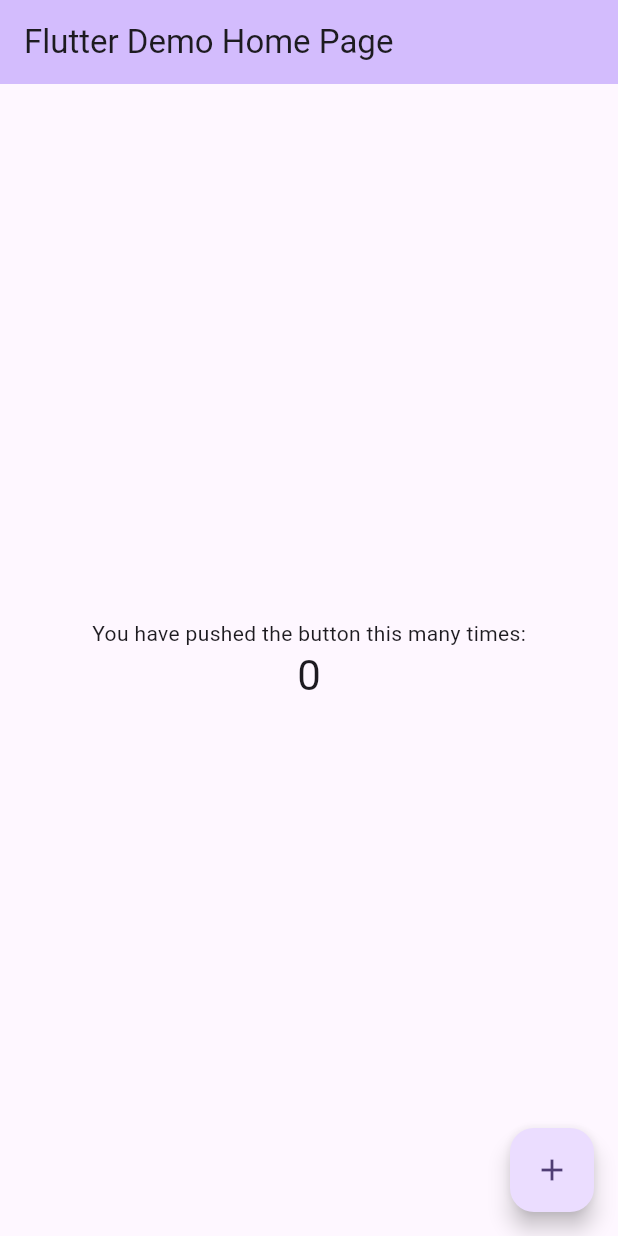
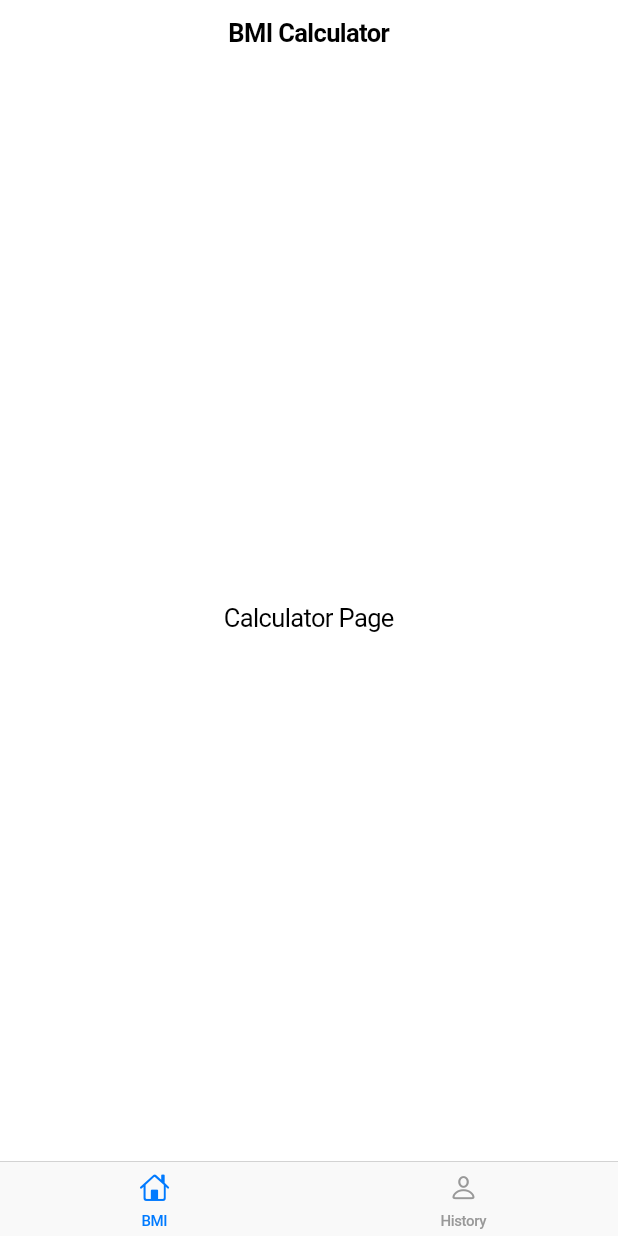
Before and after one commit to KhalilDev12/bmi_calculator, a Flutter app: the screen it shows after launch, on a phone screen of 412 x 824 dp. Run offline on Flutter 3.47's test engine with Material 2 defaults, Android fonts, the phone set to English and light mode, and no system bars.

Commit message:
Start creating UI for the App

```diff
--- /dev/null
+++ b/lib/Pages/bmiPage.dart
@@ -0,0 +1,32 @@
+import 'package:flutter/cupertino.dart';
+import 'package:flutter/material.dart';
+
+class BmiPage extends StatefulWidget {
+  BmiPage({Key? key}) : super(key: key);
+
+  @override
+  _BmiPageState createState() {
+    return _BmiPageState();
+  }
+}
+
+class _BmiPageState extends State<BmiPage> {
+  @override
+  void initState() {
+    super.initState();
+  }
+
+  @override
+  void dispose() {
+    super.dispose();
+  }
+
+  @override
+  Widget build(BuildContext context) {
+    return CupertinoPageScaffold(
+      child: Center(
+        child: Text("Calculator Page"),
+      ),
+    );
+  }
+}
--- /dev/null
+++ b/lib/Pages/historyPage.dart
@@ -0,0 +1,32 @@
+import 'package:flutter/cupertino.dart';
+import 'package:flutter/material.dart';
+
+class HistoryPage extends StatefulWidget {
+  HistoryPage({Key? key}) : super(key: key);
+
+  @override
+  _HistoryPageState createState() {
+    return _HistoryPageState();
+  }
+}
+
+class _HistoryPageState extends State<HistoryPage> {
+  @override
+  void initState() {
+    super.initState();
+  }
+
+  @override
+  void dispose() {
+    super.dispose();
+  }
+
+  @override
+  Widget build(BuildContext context) {
+    return CupertinoPageScaffold(
+      child: Center(
+        child: Text("History Page"),
+      ),
+    );
+  }
+}
--- /dev/null
+++ b/lib/Pages/mainPage.dart
@@ -0,0 +1,62 @@
+import 'package:flutter/cupertino.dart';
+import 'package:flutter/material.dart';
+
+import 'bmiPage.dart';
+import 'historyPage.dart';
+
+class MainPage extends StatefulWidget {
+  MainPage({Key? key}) : super(key: key);
+
+  @override
+  _MainPageState createState() {
+    return _MainPageState();
+  }
+}
+
+class _MainPageState extends State<MainPage> {
+  final List<Widget> pages = [
+    BmiPage(),
+    HistoryPage(),
+  ];
+
+  @override
+  void initState() {
+    super.initState();
+  }
+
+  @override
+  void dispose() {
+    super.dispose();
+  }
+
+  @override
+  Widget build(BuildContext context) {
+    return CupertinoPageScaffold(
+      resizeToAvoidBottomInset: false,
+      navigationBar: const CupertinoNavigationBar(
+        middle: Text("BMI Calculator"),
+        backgroundColor: Colors.white24,
+      ),
+      child: CupertinoTabScaffold(
+        tabBar: CupertinoTabBar(
+          iconSize: 20,
+          items: const [
+            BottomNavigationBarItem(
+              icon: Icon(CupertinoIcons.home),
+              label: "BMI",
+            ),
+            BottomNavigationBarItem(
+              icon: Icon(CupertinoIcons.person),
+              label: "History",
+            ),
+          ],
+        ),
+        tabBuilder: (context, index) {
+          return CupertinoTabView(
+            builder: (context) => pages[index],
+          );
+        },
+      ),
+    );
+  }
+}
--- a/lib/main.dart
+++ b/lib/main.dart
@@ -1,4 +1,7 @@
-import 'package:flutter/material.dart';
+import 'package:flutter/cupertino.dart';
+
+// Pages
+import 'package:bmi_calculator/Pages/mainPage.dart';
 
 void main() {
   runApp(const MyApp());
@@ -10,116 +13,13 @@ class MyApp extends StatelessWidget {
   // This widget is the root of your application.
   @override
   Widget build(BuildContext context) {
-    return MaterialApp(
-      title: 'Flutter Demo',
-      theme: ThemeData(
-        // This is the theme of your application.
-        //
-        // TRY THIS: Try running your application with "flutter run". You'll see
-        // the application has a blue toolbar. Then, without quitting the app,
-        // try changing the seedColor in the colorScheme below to Colors.green
-        // and then invoke "hot reload" (save your changes or press the "hot
-        // reload" button in a Flutter-supported IDE, or press "r" if you used
-        // the command line to start the app).
-        //
-        // Notice that the counter didn't reset back to zero; the application
-        // state is not lost during the reload. To reset the state, use hot
-        // restart instead.
-        //
-        // This works for code too, not just values: Most code changes can be
-        // tested with just a hot reload.
-        colorScheme: ColorScheme.fromSeed(seedColor: Colors.deepPurple),
-        useMaterial3: true,
-      ),
-      home: const MyHomePage(title: 'Flutter Demo Home Page'),
+    return CupertinoApp(
+      debugShowCheckedModeBanner: false,
+      title: "BMI Application",
+      routes: {
+        "/": (context) => MainPage(),
+      },
+      initialRoute: "/",
     );
   }
 }
-
-class MyHomePage extends StatefulWidget {
-  const MyHomePage({super.key, required this.title});
-
-  // This widget is the home page of your application. It is stateful, meaning
-  // that it has a State object (defined below) that contains fields that affect
-  // how it looks.
-
-  // This class is the configuration for the state. It holds the values (in this
-  // case the title) provided by the parent (in this case the App widget) and
-  // used by the build method of the State. Fields in a Widget subclass are
-  // always marked "final".
-
-  final String title;
-
-  @override
-  State<MyHomePage> createState() => _MyHomePageState();
-}
-
-class _MyHomePageState extends State<MyHomePage> {
-  int _counter = 0;
-
-  void _incrementCounter() {
-    setState(() {
-      // This call to setState tells the Flutter framework that something has
-      // changed in this State, which causes it to rerun the build method below
-      // so that the display can reflect the updated values. If we changed
-      // _counter without calling setState(), then the build method would not be
-      // called again, and so nothing would appear to happen.
-      _counter++;
-    });
-  }
-
-  @override
-  Widget build(BuildContext context) {
-    // This method is rerun every time setState is called, for instance as done
-    // by the _incrementCounter method above.
-    //
-    // The Flutter framework has been optimized to make rerunning build methods
-    // fast, so that you can just rebuild anything that needs updating rather
-    // than having to individually change instances of widgets.
-    return Scaffold(
-      appBar: AppBar(
-        // TRY THIS: Try changing the color here to a specific color (to
-        // Colors.amber, perhaps?) and trigger a hot reload to see the AppBar
-        // change color while the other colors stay the same.
-        backgroundColor: Theme.of(context).colorScheme.inversePrimary,
-        // Here we take the value from the MyHomePage object that was created by
-        // the App.build method, and use it to set our appbar title.
-        title: Text(widget.title),
-      ),
-      body: Center(
-        // Center is a layout widget. It takes a single child and positions it
-        // in the middle of the parent.
-        child: Column(
-          // Column is also a layout widget. It takes a list of children and
-          // arranges them vertically. By default, it sizes itself to fit its
-          // children horizontally, and tries to be as tall as its parent.
-          //
-          // Column has various properties to control how it sizes itself and
-          // how it positions its children. Here we use mainAxisAlignment to
-          // center the children vertically; the main axis here is the vertical
-          // axis because Columns are vertical (the cross axis would be
-          // horizontal).
-          //
-          // TRY THIS: Invoke "debug painting" (choose the "Toggle Debug Paint"
-          // action in the IDE, or press "p" in the console), to see the
-          // wireframe for each widget.
-          mainAxisAlignment: MainAxisAlignment.center,
-          children: <Widget>[
-            const Text(
-              'You have pushed the button this many times:',
-            ),
-            Text(
-              '$_counter',
-              style: Theme.of(context).textTheme.headlineMedium,
-            ),
-          ],
-        ),
-      ),
-      floatingActionButton: FloatingActionButton(
-        onPressed: _incrementCounter,
-        tooltip: 'Increment',
-        child: const Icon(Icons.add),
-      ), // This trailing comma makes auto-formatting nicer for build methods.
-    );
-  }
-}
--- a/pubspec.yaml
+++ b/pubspec.yaml
@@ -35,6 +35,7 @@ dependencies:
   # The following adds the Cupertino Icons font to your application.
   # Use with the CupertinoIcons class for iOS style icons.
   cupertino_icons: ^1.0.2
+  shared_preferences: ^2.2.1
 
 dev_dependencies:
   flutter_test:
```
Also changed, not shown: 2 other files.
